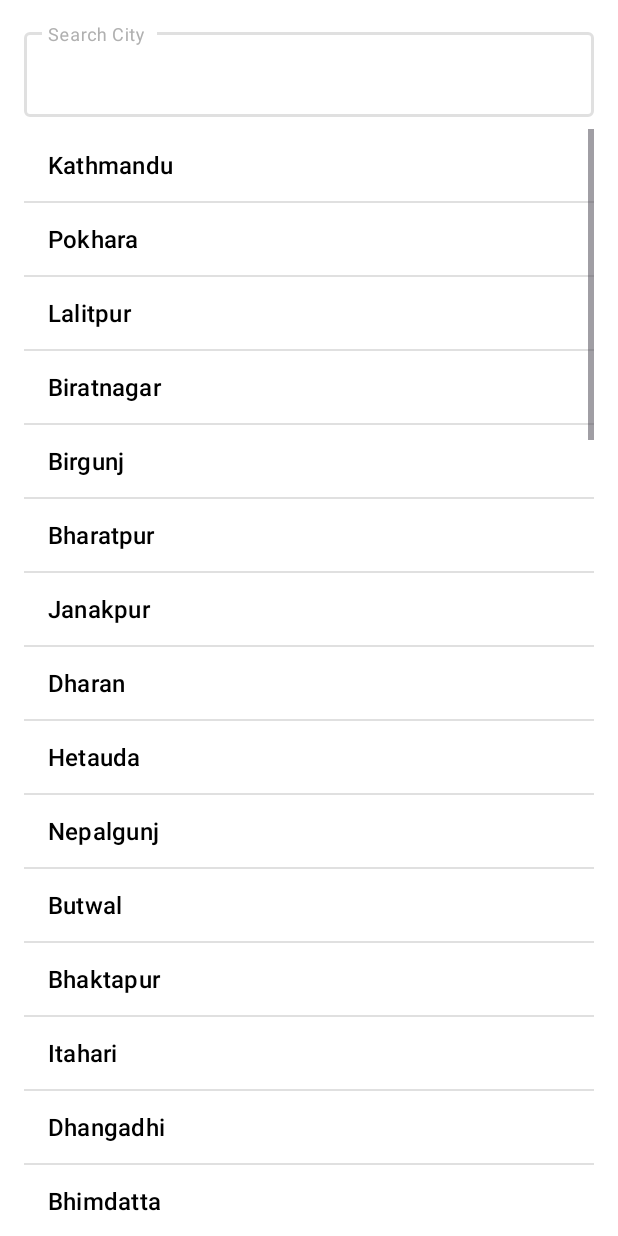
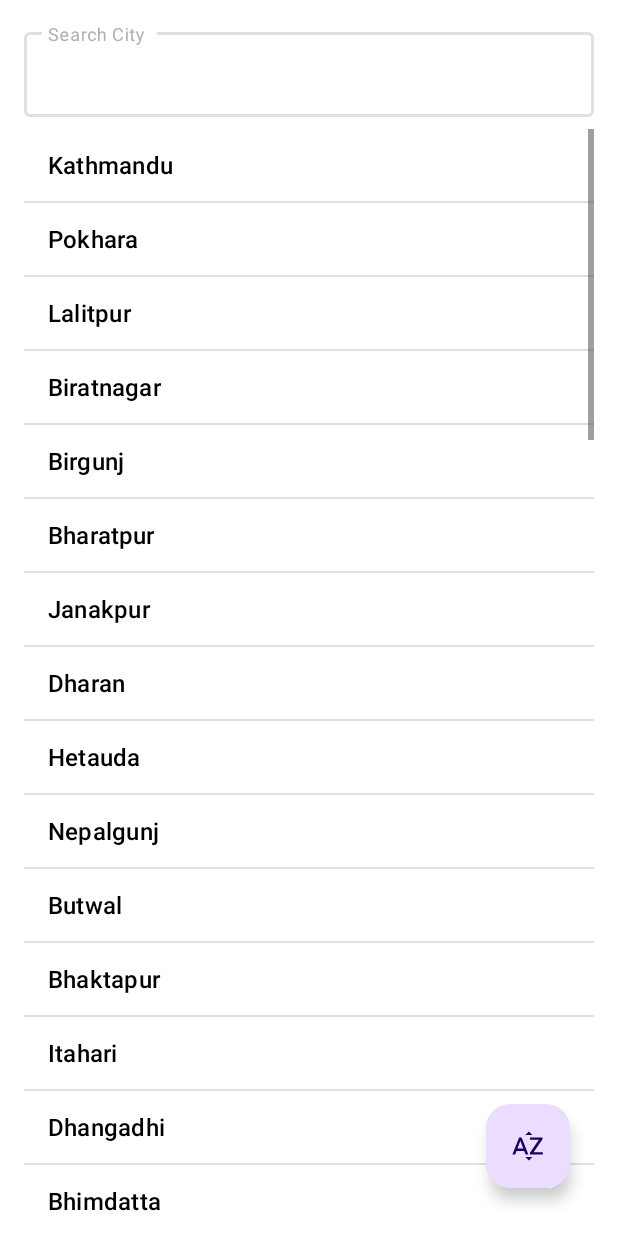
Before and after one commit to sawin0/WeatherApp, an Android app: the SearchCityActivity screen opened directly, with no data from a screen before it, on a phone screen of 412 x 824 dp. Run offline under Robolectric (Android 15) with nearby library versions, the phone set to English and light mode, and no system bars.

Commit message:
chore: added sorting algorithm on search city screen

```diff
--- a/app/src/main/java/com/weather/app/ui/search/SearchCityActivity.java
+++ b/app/src/main/java/com/weather/app/ui/search/SearchCityActivity.java
@@ -16,6 +16,7 @@ import androidx.annotation.NonNull;
 import androidx.appcompat.app.AppCompatActivity;
 import androidx.core.content.ContextCompat;
 
+import com.google.android.material.floatingactionbutton.FloatingActionButton;
 import com.weather.app.R;
 import com.weather.app.data.model.City;
 import com.weather.app.utils.NepalCities;
@@ -28,6 +29,7 @@ public class SearchCityActivity extends AppCompatActivity {
     private ArrayAdapter<String> adapter;
     private List<City> cityList;
     private List<City> filteredCityList;
+    private boolean isSortedAlphabetically = false;
 
     @Override
     protected void onCreate(Bundle savedInstanceState) {
@@ -36,6 +38,7 @@ public class SearchCityActivity extends AppCompatActivity {
 
         EditText etSearchCity = findViewById(R.id.etSearchCity);
         ListView lvCities = findViewById(R.id.lvCities);
+        FloatingActionButton sortFAB = findViewById(R.id.fabSort);
 
         // Initialize city list and adapter
         cityList = NepalCities.getCities();
@@ -61,10 +64,6 @@ public class SearchCityActivity extends AppCompatActivity {
                 return filteredCityList.get(position).getName();
             }
 
-            @Override
-            public boolean isEnabled(int position) {
-                return true;
-            }
         };
         lvCities.setAdapter(adapter);
 
@@ -84,9 +83,10 @@ public class SearchCityActivity extends AppCompatActivity {
                     // Perform fuzzy search when there's text
                     filteredCityList = fuzzySearch(cityList, searchText);
                 }
-                adapter.clear();
-                adapter.addAll(filteredCityList.stream().map(City::getName).collect(Collectors.toList()));
-                adapter.notifyDataSetChanged();
+//                adapter.clear();
+//                adapter.addAll(filteredCityList.stream().map(City::getName).collect(Collectors.toList()));
+//                adapter.notifyDataSetChanged();
+                updateAdapter();
             }
 
             @Override
@@ -108,6 +108,21 @@ public class SearchCityActivity extends AppCompatActivity {
                 resultIntent.putExtra("longitude", selectedCity.getLongitude());
                 setResult(RESULT_OK, resultIntent);
                 finish();
+            }
+        });
+
+        sortFAB.setOnClickListener(new View.OnClickListener() {
+            @Override
+            public void onClick(View v) {
+                isSortedAlphabetically = !isSortedAlphabetically;
+
+                if (isSortedAlphabetically) {
+                    filteredCityList.sort((c1, c2) -> c1.getName().compareToIgnoreCase(c2.getName()));
+                } else {
+                    filteredCityList = new ArrayList<>(cityList); // Reset to original order
+                }
+
+                updateAdapter();
             }
         });
     }
@@ -154,4 +169,10 @@ public class SearchCityActivity extends AppCompatActivity {
         }
         return dp[a.length()][b.length()];
     }
+
+    private void updateAdapter() {
+        adapter.clear();
+        adapter.addAll(filteredCityList.stream().map(City::getName).collect(Collectors.toList()));
+        adapter.notifyDataSetChanged();
+    }
 }
--- /dev/null
+++ b/app/src/main/res/drawable/sort_by_alpha.xml
@@ -0,0 +1,5 @@
+<vector xmlns:android="http://schemas.android.com/apk/res/android" android:height="24dp" android:tint="#000000" android:viewportHeight="24" android:viewportWidth="24" android:width="24dp">
+
+    <path android:fillColor="@android:color/white" android:pathData="M14.94,4.66h-4.72l2.36,-2.36zM10.25,19.37h4.66l-2.33,2.33zM6.1,6.27L1.6,17.73h1.84l0.92,-2.45h5.11l0.92,2.45h1.84L7.74,6.27L6.1,6.27zM4.97,13.64l1.94,-5.18 1.94,5.18L4.97,13.64zM15.73,16.14h6.12v1.59h-8.53v-1.29l5.92,-8.56h-5.88v-1.6h8.3v1.26l-5.93,8.6z"/>
+
+</vector>
--- a/app/src/main/res/layout/activity_search_city.xml
+++ b/app/src/main/res/layout/activity_search_city.xml
@@ -29,8 +29,7 @@
             android:layout_height="wrap_content"
             android:inputType="text"
             android:textColor="@android:color/black"
-            android:textSize="16sp"
-            />
+            android:textSize="16sp" />
     </com.google.android.material.textfield.TextInputLayout>
 
     <ListView
@@ -44,6 +43,16 @@
         app:layout_constraintEnd_toEndOf="parent"
         app:layout_constraintStart_toStartOf="parent"
         app:layout_constraintTop_toBottomOf="@id/textInputLayoutSearchCity"
-        tools:ignore="MissingConstraints" /> <!-- For easier editing in the layout editor -->
+        tools:ignore="MissingConstraints" />
+
+    <com.google.android.material.floatingactionbutton.FloatingActionButton
+        android:id="@+id/fabSort"
+        android:layout_width="wrap_content"
+        android:layout_height="wrap_content"
+        android:layout_margin="16dp"
+        android:contentDescription="@string/sort_city_btn"
+        android:src="@drawable/sort_by_alpha"
+        app:layout_constraintBottom_toBottomOf="parent"
+        app:layout_constraintEnd_toEndOf="parent" />
 
 </androidx.constraintlayout.widget.ConstraintLayout>
--- a/app/src/main/res/values/strings.xml
+++ b/app/src/main/res/values/strings.xml
@@ -17,4 +17,5 @@
     <string name="sunrise_icon">Sunrise Icon</string>
     <string name="sunset_icon">Sunset Icon</string>
     <string name="search_city">Search City\n</string>
+    <string name="sort_city_btn">Sort Alphabetically</string>
 </resources>
--- a/gradle/libs.versions.toml
+++ b/gradle/libs.versions.toml
@@ -1,5 +1,5 @@
 [versions]
-agp = "8.6.0"
+agp = "8.5.0"
 glide = "4.16.0"
 junit = "4.13.2"
 junitVersion = "1.2.1"
```
Also changed, not shown: gradle/wrapper/gradle-wrapper.properties, 347 other files.
